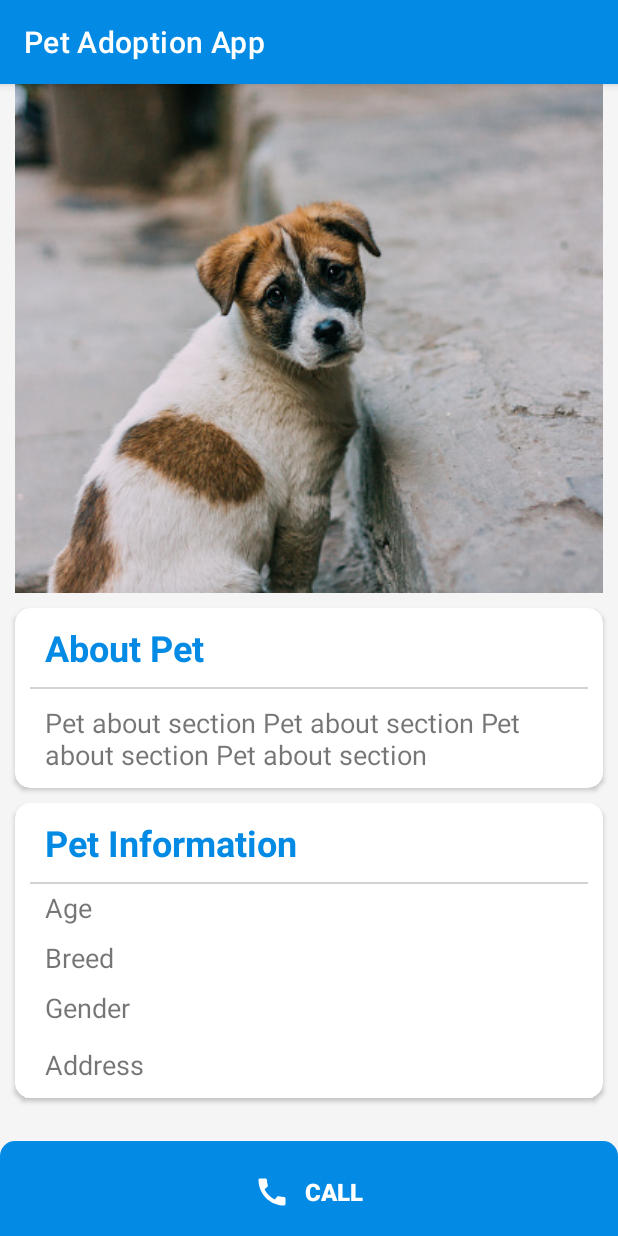
After one commit to Pet-Adoption-App/Pet-Adoption-App, an Android app: the ViewLostPets screen opened directly, with no data from a screen before it, on a phone screen of 412 x 824 dp. The commit adds this screen. Run offline under Robolectric (Android 15) with nearby library versions, the phone set to English and light mode, and no system bars.

```diff
--- a/app/src/main/AndroidManifest.xml
+++ b/app/src/main/AndroidManifest.xml
@@ -15,7 +15,9 @@
         android:roundIcon="@mipmap/ic_launcher_round"
         android:supportsRtl="true"
         android:theme="@style/Theme.PetAdoptionApp">
-
+        <activity
+            android:name=".ViewLostPets"
+            android:exported="false" />
         <!--
              TODO: Before you run your application, you need a Google Maps API key.
 
--- /dev/null
+++ b/app/src/main/java/com/company/petadoptionapp/ViewLostPets.java
@@ -0,0 +1,14 @@
+package com.company.petadoptionapp;
+
+import androidx.appcompat.app.AppCompatActivity;
+
+import android.os.Bundle;
+
+public class ViewLostPets extends AppCompatActivity {
+
+    @Override
+    protected void onCreate(Bundle savedInstanceState) {
+        super.onCreate(savedInstanceState);
+        setContentView(R.layout.activity_view_lost_pets);
+    }
+}
--- a/app/src/main/res/layout/activity_forgot_password.xml
+++ b/app/src/main/res/layout/activity_forgot_password.xml
@@ -29,6 +29,7 @@
         android:layout_height="wrap_content"
         android:layout_marginStart="4dp"
         android:layout_marginEnd="4dp"
+        android:layout_marginTop="8dp"
         android:fontFamily="sans-serif-condensed-light"
         android:text="FORGOT PASSWORD"
         android:textColor="#FFFFFF"
@@ -42,7 +43,7 @@
         android:id="@+id/etFPEmail"
         android:layout_width="match_parent"
         android:layout_height="60dp"
-        android:layout_marginTop="60dp"
+        android:layout_marginTop="70dp"
         android:background="@drawable/custom_input"
         android:drawableStart="@drawable/custom_email_icon"
         android:drawablePadding="12dp"
@@ -57,7 +58,7 @@
 
     <Button
         android:id="@+id/btnResetPassword"
-        android:layout_width="250dp"
+        android:layout_width="210dp"
         android:layout_height="50dp"
         android:layout_marginTop="40dp"
         android:background="@drawable/custom_button"
--- a/app/src/main/res/layout/activity_login.xml
+++ b/app/src/main/res/layout/activity_login.xml
@@ -28,6 +28,7 @@
         android:layout_height="wrap_content"
         android:layout_marginStart="4dp"
         android:layout_marginEnd="4dp"
+        android:layout_marginTop="10dp"
         android:fontFamily="sans-serif-condensed-light"
         android:text="LOGIN"
         android:textColor="#FFFFFF"
@@ -41,7 +42,7 @@
         android:id="@+id/etLoginEmail"
         android:layout_width="match_parent"
         android:layout_height="60dp"
-        android:layout_marginTop="60dp"
+        android:layout_marginTop="70dp"
         android:background="@drawable/custom_input"
         android:drawableStart="@drawable/custom_email_icon"
         android:drawablePadding="12dp"
@@ -117,7 +118,7 @@
         android:layout_height="wrap_content"
         android:layout_marginStart="4dp"
         android:layout_marginEnd="4dp"
-        android:layout_marginBottom="25dp"
+        android:layout_marginBottom="15dp"
         android:gravity="center_horizontal"
         android:text="NGO Login"
         android:textAllCaps="true"
--- a/app/src/main/res/layout/activity_login_ngo.xml
+++ b/app/src/main/res/layout/activity_login_ngo.xml
@@ -28,6 +28,7 @@
         android:layout_height="wrap_content"
         android:layout_marginStart="4dp"
         android:layout_marginEnd="4dp"
+        android:layout_marginTop="10dp"
         android:fontFamily="sans-serif-condensed-light"
         android:text="NGO LOGIN"
         android:textColor="#FFFFFF"
@@ -41,7 +42,7 @@
         android:id="@+id/etLoginEmailNGO"
         android:layout_width="match_parent"
         android:layout_height="60dp"
-        android:layout_marginTop="60dp"
+        android:layout_marginTop="70dp"
         android:background="@drawable/custom_input"
         android:drawableStart="@drawable/custom_email_icon"
         android:drawablePadding="12dp"
--- a/app/src/main/res/layout/activity_register.xml
+++ b/app/src/main/res/layout/activity_register.xml
@@ -28,6 +28,7 @@
         android:layout_height="wrap_content"
         android:layout_marginStart="4dp"
         android:layout_marginEnd="4dp"
+        android:layout_marginTop="10dp"
         android:fontFamily="sans-serif-condensed-light"
         android:text="AADHAAR VERFICATION"
         android:textColor="#FFFFFF"
@@ -41,7 +42,7 @@
         android:id="@+id/etAadhaarNo"
         android:layout_width="match_parent"
         android:layout_height="60dp"
-        android:layout_marginTop="60dp"
+        android:layout_marginTop="70dp"
         android:background="@drawable/custom_input"
         android:drawableStart="@drawable/custom_aadhaar_icon"
         android:drawablePadding="12dp"
--- a/app/src/main/res/layout/activity_sign_up_ngo.xml
+++ b/app/src/main/res/layout/activity_sign_up_ngo.xml
@@ -45,6 +45,7 @@
             android:layout_height="wrap_content"
             android:layout_marginStart="4dp"
             android:layout_marginEnd="4dp"
+            android:layout_marginTop="10dp"
             android:fontFamily="sans-serif-condensed-light"
             android:text="NGO SIGNUP"
             android:textColor="#FFFFFF"
@@ -59,7 +60,7 @@
             android:id="@+id/etSignUpEmailNGO"
             android:layout_width="match_parent"
             android:layout_height="60dp"
-            android:layout_marginTop="60dp"
+            android:layout_marginTop="70dp"
             android:background="@drawable/custom_input"
             android:drawableStart="@drawable/custom_email_icon"
             android:drawablePadding="12dp"
--- a/app/src/main/res/layout/activity_user_sign_up.xml
+++ b/app/src/main/res/layout/activity_user_sign_up.xml
@@ -136,7 +136,7 @@
 
     <Button
         android:id="@+id/btnLogin"
-        android:layout_width="250dp"
+        android:layout_width="200dp"
         android:layout_height="50dp"
         android:layout_marginTop="35dp"
         android:background="@drawable/custom_button"
--- /dev/null
+++ b/app/src/main/res/layout/activity_view_lost_pets.xml
@@ -0,0 +1,209 @@
+<?xml version="1.0" encoding="utf-8"?>
+<RelativeLayout xmlns:android="http://schemas.android.com/apk/res/android"
+    xmlns:app="http://schemas.android.com/apk/res-auto"
+    xmlns:tools="http://schemas.android.com/tools"
+    android:layout_width="match_parent"
+    android:layout_height="match_parent"
+    tools:context=".ViewLostPets"
+    android:background="@color/Platinum">
+
+    <ScrollView
+        android:layout_width="match_parent"
+        android:layout_height="match_parent">
+
+        <LinearLayout
+            android:layout_width="match_parent"
+            android:layout_height="match_parent"
+            android:orientation="vertical">
+
+            <ImageView
+                android:id="@+id/ivViewLostPet"
+                android:layout_width="match_parent"
+                android:layout_height="wrap_content"
+                android:layout_marginStart="10dp"
+                android:layout_marginEnd="10dp"
+                android:scaleType="centerCrop"
+                android:src="@drawable/dog_photo"
+                app:layout_constraintEnd_toEndOf="parent"
+                app:layout_constraintStart_toStartOf="parent"
+                app:layout_constraintTop_toTopOf="parent" />
+
+            <androidx.cardview.widget.CardView
+                android:id="@+id/cvAboutLost"
+                android:layout_width="match_parent"
+                android:layout_height="wrap_content"
+                android:layout_marginStart="10dp"
+                android:layout_marginTop="10dp"
+                android:layout_marginEnd="10dp"
+                app:cardCornerRadius="10dp"
+                app:layout_constraintEnd_toEndOf="parent"
+                app:layout_constraintStart_toStartOf="parent"
+                app:layout_constraintTop_toBottomOf="@+id/ivViewLostPet">
+
+                <LinearLayout
+                    android:layout_width="match_parent"
+                    android:layout_height="match_parent"
+                    android:orientation="vertical">
+
+                    <TextView
+                        android:id="@+id/textViewLost"
+                        android:layout_width="match_parent"
+                        android:layout_height="wrap_content"
+                        android:paddingStart="20dp"
+                        android:paddingTop="10dp"
+                        android:paddingEnd="20dp"
+                        android:paddingBottom="10dp"
+                        android:text="About Pet"
+                        android:textColor="@color/teal_200"
+                        android:textSize="24sp"
+                        android:textStyle="bold" />
+
+                    <View
+                        android:layout_width="match_parent"
+                        android:layout_height="1dp"
+                        android:layout_marginStart="10dp"
+                        android:layout_marginEnd="10dp"
+                        android:background="#D3D3D3" />
+
+                    <TextView
+                        android:id="@+id/tvAboutViewLostPets"
+                        android:layout_width="match_parent"
+                        android:layout_height="wrap_content"
+                        android:paddingStart="20dp"
+                        android:paddingTop="10dp"
+                        android:paddingEnd="20dp"
+                        android:paddingBottom="10dp"
+                        android:text="Pet about section Pet about section Pet about section Pet about section "
+                        android:textSize="18sp" />
+
+                </LinearLayout>
+            </androidx.cardview.widget.CardView>
+
+            <androidx.cardview.widget.CardView
+                android:id="@+id/cvLostPetInfo"
+                android:layout_width="match_parent"
+                android:layout_height="wrap_content"
+                android:layout_marginStart="10dp"
+                android:layout_marginTop="10dp"
+                android:layout_marginEnd="10dp"
+                app:cardCornerRadius="10dp"
+                app:layout_constraintEnd_toEndOf="parent"
+                app:layout_constraintStart_toStartOf="parent"
+                app:layout_constraintTop_toBottomOf="@+id/cvAboutLost"
+                app:layout_goneMarginStart="10dp">
+
+                <LinearLayout
+                    android:layout_width="match_parent"
+                    android:layout_height="match_parent"
+                    android:orientation="vertical">
+
+                    <TextView
+                        android:id="@+id/textView7Lost"
+                        android:layout_width="wrap_content"
+                        android:layout_height="wrap_content"
+                        android:paddingStart="20dp"
+                        android:paddingTop="10dp"
+                        android:paddingEnd="20dp"
+                        android:paddingBottom="10dp"
+                        android:text="Pet Information"
+                        android:textColor="@color/teal_200"
+                        android:textSize="24sp"
+                        android:textStyle="bold" />
+
+                    <View
+                        android:layout_width="match_parent"
+                        android:layout_height="1dp"
+                        android:layout_marginStart="10dp"
+                        android:layout_marginEnd="10dp"
+                        android:background="#D3D3D3" />
+
+                    <TextView
+                        android:id="@+id/tvPetAgeViewLostPets"
+                        android:layout_width="match_parent"
+                        android:layout_height="wrap_content"
+                        android:paddingStart="20dp"
+                        android:paddingTop="3dp"
+                        android:paddingEnd="20dp"
+                        android:paddingBottom="5dp"
+                        android:text="Age"
+                        android:textSize="18sp" />
+
+                    <TextView
+                        android:id="@+id/tvPetBreedViewLostPets"
+                        android:layout_width="match_parent"
+                        android:layout_height="wrap_content"
+                        android:paddingStart="20dp"
+                        android:paddingTop="3dp"
+                        android:paddingEnd="20dp"
+                        android:paddingBottom="5dp"
+                        android:text="Breed"
+                        android:textSize="18sp" />
+
+                    <TextView
+                        android:id="@+id/tvPetGenderViewLostPets"
+                        android:layout_width="match_parent"
+                        android:layout_height="wrap_content"
+                        android:paddingStart="20dp"
+                        android:paddingTop="3dp"
+                        android:paddingEnd="20dp"
+                        android:paddingBottom="10dp"
+                        android:text="Gender"
+                        android:textSize="18sp" />
+
+                    <TextView
+                        android:id="@+id/tvPetAddressViewLostPets"
+                        android:layout_width="match_parent"
+                        android:layout_height="wrap_content"
+                        android:paddingStart="20dp"
+                        android:paddingTop="3dp"
+                        android:paddingEnd="20dp"
+                        android:paddingBottom="10dp"
+                        android:text="Address"
+                        android:textSize="18sp" />
+
+                </LinearLayout>
+
+            </androidx.cardview.widget.CardView>
+
+            <androidx.cardview.widget.CardView
+                android:layout_width="match_parent"
+                android:layout_height="match_parent"
+                android:layout_centerHorizontal="true"
+                android:layout_marginStart="10dp"
+                android:layout_marginTop="10dp"
+                android:layout_marginEnd="10dp"
+                android:layout_marginBottom="80dp"
+                app:cardCornerRadius="10dp">
+            </androidx.cardview.widget.CardView>
+
+        </LinearLayout>
+    </ScrollView>
+
+    <RelativeLayout
+        android:id="@+id/footerLost"
+        android:layout_width="fill_parent"
+        android:layout_height="wrap_content"
+        android:background="@drawable/layout_bg"
+        android:layout_alignParentBottom="true"
+        >
+
+        <Button
+            android:id="@+id/btnCallViewLostPets"
+            style="?android:attr/borderlessButtonStyle"
+            android:layout_width="150dp"
+            android:layout_height="wrap_content"
+            android:layout_marginStart="5dp"
+            android:layout_marginTop="10dp"
+            android:layout_marginEnd="30dp"
+            android:layout_marginBottom="5dp"
+            android:background="@drawable/custom_button"
+            android:text="Call"
+            android:textSize="16sp"
+            android:textStyle="bold"
+            app:icon="@drawable/ic_baseline_call_24"
+            app:iconGravity="textStart"
+            app:iconPadding="10dp"
+            android:layout_centerHorizontal="true"/>
+    </RelativeLayout>
+
+</RelativeLayout>
```
